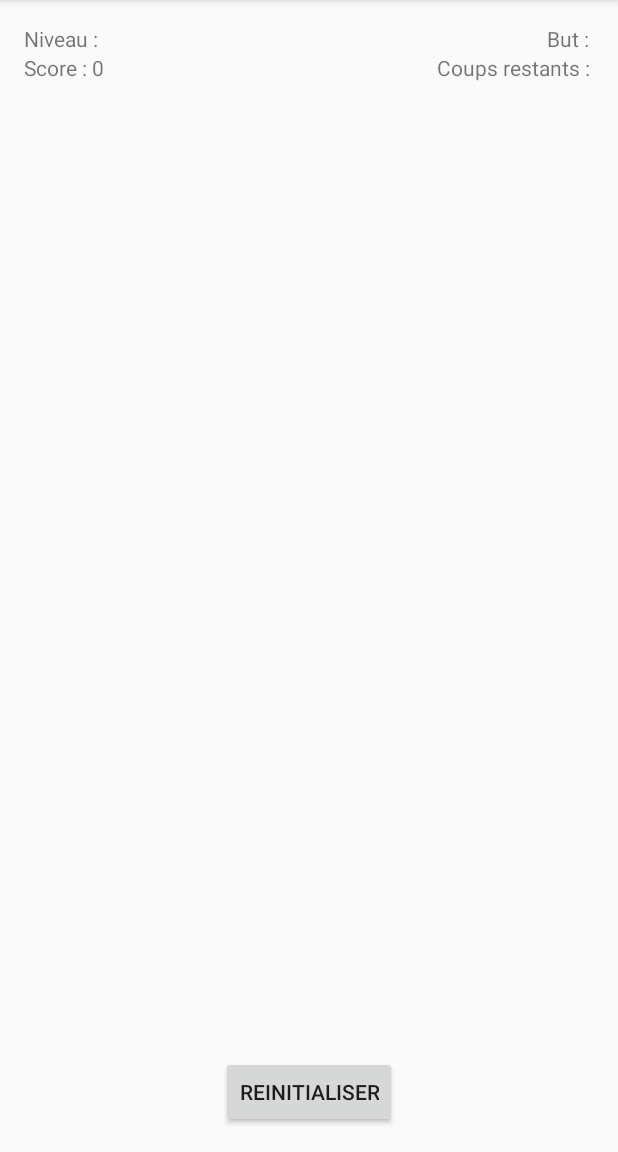
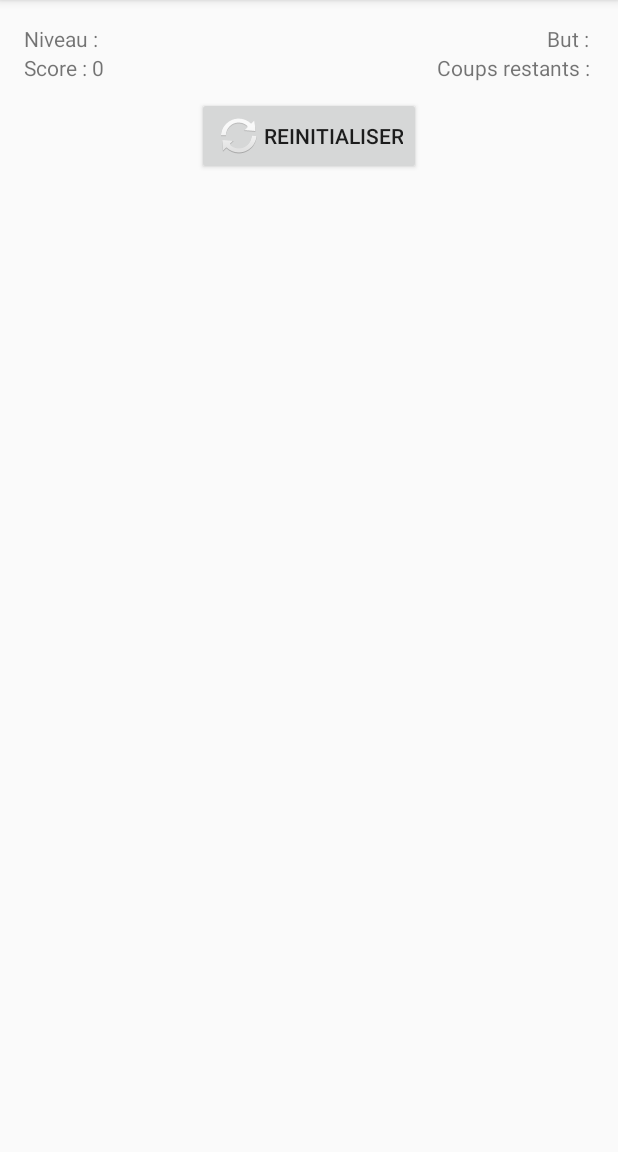
Before and after one commit to lyeskriaa/INF8405, an Android app: the Jeu screen opened directly, with no data from a screen before it, on a phone screen of 412 x 824 dp, the part 84-1236 px from its top. Run offline under Robolectric (Android 15) with nearby library versions, the phone set to English and light mode, and no system bars; 4 statements that could not run were skipped.

Commit message:
commit last changes of tp1

```diff
--- a/TP1_INF8405/app/src/main/java/com/example/lyeskriaa/tp1_inf8405/Jeu.java
+++ b/TP1_INF8405/app/src/main/java/com/example/lyeskriaa/tp1_inf8405/Jeu.java
@@ -21,7 +21,13 @@ import android.widget.GridLayout;
 import android.widget.ImageView;
 import android.widget.TextView;
 
-
+/**
+ * Cette classe est utilisée pour simuler un niveau de jeu (match-3)
+ * et s'occupe de la représentation graphique de la grille du jeu
+ * en utilisant le layout "activity_jeu"
+ * @author LyesKriaa
+ * @see android.app.Activity
+ */
 public class Jeu extends AppCompatActivity {
     @ColorInt public static final int PURPLE       = 0xFF660066;
     @ColorInt public static final int ORANGE      = 0xFFFFAE00;
@@ -44,9 +50,12 @@ public class Jeu extends AppCompatActivity {
     public final String BUT_INIT="But : ";
     public final String COUPS_RESTANTS_INIT="Coups restants : ";
 
-    public int counterLog =0;
-    public int counter =0;
 
+    /**
+     * Cette methode permet de créer et d'initialiser l'activité courante
+     * à partir du niveau séléctionné depuis la grille des niveaux
+     * @param savedInstanceState
+     */
     @Override
     protected void onCreate(Bundle savedInstanceState) {
         super.onCreate(savedInstanceState);
@@ -101,9 +110,12 @@ public class Jeu extends AppCompatActivity {
 
     }
 
+    /**
+     * L'activité init() est utilisée pour initialiser les affichages d'une partie
+     * ainsi que la reinitialisation de la grille de jeu au passage d'un niveau
+     * à l'autre depuis la même scène
+     */
     private void init(){
-
-
         // initialiser les textView
         score.setText(SCORE_INIT+"0");
         but.setText(BUT_INIT+log.getPointVoulu());
@@ -113,6 +125,13 @@ public class Jeu extends AppCompatActivity {
         dessinerGrilleJeu(log.getGrille(), gridJeu);
     }
 
+    /**
+     * Cette methode permet de parcourir la grille logique pour la traduire en grille graphique.
+     * Elle permet aussi de detecter le mouvement sur les cercles et gènere un évènement à gérer
+     * pour la partie logique.
+     * @param grilleLogique : la grille qui contient les valeurs des cercles
+     * @param gridJeu : la partie de la vue xml où on doit dessiner la grille avec les cercles
+     */
     private void dessinerGrilleJeu(int[][] grilleLogique, GridLayout gridJeu){
 
         gridJeu.removeAllViews();
@@ -140,6 +159,7 @@ public class Jeu extends AppCompatActivity {
             paint.setStyle(Paint.Style.FILL);
             paint.setColor(verifierCouleur(grilleLogique[r][c]));
 
+            // dessiner un cercle aux coordonnées (c,r)
             canvas.drawCircle(c+50,r+50,50,paint);
 
             oImageView.setImageDrawable(new BitmapDrawable(getResources(),tempBitmap));
@@ -154,6 +174,8 @@ public class Jeu extends AppCompatActivity {
 
             oImageView.setLayoutParams(param);
             oImageView.setOnTouchListener(new View.OnTouchListener() {
+                // si on détecte un toucher de l'écran
+                // et un mouvement des cercles
                 @Override
                 public boolean onTouch(View v, MotionEvent event) {
                     int action = MotionEventCompat.getActionMasked(event);
@@ -218,6 +240,12 @@ public class Jeu extends AppCompatActivity {
         }
     }
 
+    /**
+     * Cette methode permet d'assigner la bonne couleur au canvas
+     * selon la valeur de la couleur dans la grille logique
+     * @param i la couleur donnée dans la grille logique
+     * @return une valeur hexadécimale de la couleur correspondante
+     */
     private int verifierCouleur(int i) {
         int couleur = Color.BLACK;
         switch (i) {
@@ -249,6 +277,10 @@ public class Jeu extends AppCompatActivity {
 
     }
 
+    /**
+     * Cette methode permet de faire la séquence des événement
+     * de façon animée
+     */
     public void animer() {
         if(BLOCK_SWIPE){
             //Log.v("Jeu Block Swipe", " "+counterLog++ );
@@ -333,6 +365,11 @@ public class Jeu extends AppCompatActivity {
         }
     }
 
+    /**
+     * Cette methode permet de gérer l'appuis sur le bouton retour
+     * en plein dans une partie, pour demander la confirmation
+     * de l'utilisateur à vouloir quitter la partie
+     */
     @Override
     public void onBackPressed() {
         new AlertDialog.Builder(this)
--- a/TP1_INF8405/app/src/main/java/com/example/lyeskriaa/tp1_inf8405/Logique.java
+++ b/TP1_INF8405/app/src/main/java/com/example/lyeskriaa/tp1_inf8405/Logique.java
@@ -5,7 +5,7 @@ import android.support.annotation.Nullable;
 import java.util.Random;
 
 /**
- * La logique de jeu. Fonction et data permettant de jouer le jeu.
+ * Cette Classe représente la logique de jeu. Fonction et data permettant de jouer le jeu.
  * Created by Louise on 2017-01-24.
  */
 
@@ -36,10 +36,10 @@ public class Logique {
 
     @Nullable
     static public Logique creerPartie(int idNiveau) {
-        if (idNiveau == 1) return new Logique(idNiveau, 6, 800, 5, 8);//6  800
-        if (idNiveau == 2) return new Logique(idNiveau, 10, 1200, 6, 8);//10  1200
-        if (idNiveau == 3) return new Logique(idNiveau, 10, 1400, 7, 7);//10 1400
-        if (idNiveau == 4) return new Logique(idNiveau, 10, 1800, 8, 7);//10  1800
+        if (idNiveau == 1) return new Logique(idNiveau, 6, 800, 5, 8);
+        if (idNiveau == 2) return new Logique(idNiveau, 10, 1200, 6, 8);
+        if (idNiveau == 3) return new Logique(idNiveau, 10, 1400, 7, 7);
+        if (idNiveau == 4) return new Logique(idNiveau, 10, 1800, 8, 7);
         return null;
     }
 
@@ -53,6 +53,12 @@ public class Logique {
 
     }
 
+    /**
+     * Cette methode verifie la séquence des réactions apres un test valide de match
+     * ceci permet de traiter les cascades des cercles à cet issue.
+     * @return true s'il y a encore une reaction apres
+     *         false sinon
+     */
     public boolean prochaineReaction(){
         if (pret == false) return false;
 
@@ -229,6 +235,11 @@ public class Logique {
         }
     }
 
+    /**
+     * Cette methode permet de generer une valeur au hasard
+     * qui représente une couleur dans la grille logique
+     * @return une valeur int au hasard
+     */
     private int couleurAleatoire(){
         return this.rand.nextInt(NB_COULEUR) + 1;
     }
--- a/TP1_INF8405/app/src/main/res/layout/activity_jeu.xml
+++ b/TP1_INF8405/app/src/main/res/layout/activity_jeu.xml
@@ -1,5 +1,6 @@
 <?xml version="1.0" encoding="utf-8"?>
 <RelativeLayout xmlns:android="http://schemas.android.com/apk/res/android"
+    xmlns:app="http://schemas.android.com/apk/res-auto"
     xmlns:tools="http://schemas.android.com/tools"
     android:id="@+id/activity_jeu"
     android:layout_width="match_parent"
@@ -10,8 +11,53 @@
     android:paddingTop="@dimen/activity_vertical_margin"
     tools:context="com.example.lyeskriaa.tp1_inf8405.Jeu">
 
+    <ScrollView
+        android:layout_width="match_parent"
+        android:layout_height="match_parent"
+        android:layout_centerHorizontal="true"
+        >
+
+        <LinearLayout
+            android:layout_width="match_parent"
+            android:layout_height="wrap_content"
+            android:orientation="vertical">
+
+            <RelativeLayout
+                android:layout_width="match_parent"
+                android:layout_height="match_parent">
+
                 <TextView
-        android:layout_width="wrap_content"
+                    android:layout_width="fill_parent"
+                    android:layout_height="wrap_content"
+                    android:padding="0dp"
+                    android:inputType="textPersonName"
+                    android:ems="10"
+                    android:id="@+id/levelIdField"
+                    android:text="Niveau : "
+                    android:textSize="14sp"
+                    android:gravity="left|start"
+                    />
+
+                <TextView
+                    android:layout_width="fill_parent"
+                    android:layout_height="wrap_content"
+                    android:padding="0dp"
+                    android:inputType="textPersonName"
+                    android:text="But : "
+                    android:ems="10"
+                    android:gravity="right|end"
+                    android:id="@+id/targetField"
+                    android:textSize="14sp"
+                    />
+
+            </RelativeLayout>
+
+            <RelativeLayout
+                android:layout_width="match_parent"
+                android:layout_height="match_parent">
+
+                <TextView
+                    android:layout_width="fill_parent"
                     android:layout_height="wrap_content"
                     android:padding="0dp"
                     android:inputType="textPersonName"
@@ -19,64 +65,55 @@
                     android:ems="10"
                     android:id="@+id/scoreField"
                     android:textSize="14sp"
-        android:layout_below="@+id/levelIdField"
-        android:layout_alignParentStart="true" />
+                    android:gravity="left|start"
+                    />
 
                 <TextView
-        android:layout_width="wrap_content"
-        android:layout_height="wrap_content"
-        android:padding="0dp"
-        android:inputType="textPersonName"
-        android:text="But : "
-        android:ems="10"
-        android:layout_alignParentTop="true"
-        android:layout_alignParentEnd="true"
-        android:id="@+id/targetField"
-        android:textSize="14sp"
-        android:textAlignment="textEnd" />
-
-    <TextView
-        android:layout_width="wrap_content"
-        android:layout_height="wrap_content"
-        android:padding="0dp"
-        android:inputType="textPersonName"
-        android:ems="10"
-        android:id="@+id/levelIdField"
-        android:text="Niveau : "
-        android:textSize="14sp"
-        android:layout_alignParentTop="true"
-        android:layout_alignParentStart="true" />
-
-    <TextView
-        android:layout_width="wrap_content"
+                    android:layout_width="fill_parent"
                     android:layout_height="wrap_content"
                     android:padding="0dp"
                     android:inputType="textPersonName"
                     android:text="Coups restants : "
                     android:ems="10"
-        android:layout_below="@+id/targetField"
-        android:layout_alignParentEnd="true"
+                    android:gravity="right|end"
                     android:id="@+id/movesField"
                     android:textSize="14sp"
                     android:textAlignment="textEnd"/>
+
+                <Button
+                    android:text="Reinitialiser"
+                    android:layout_width="wrap_content"
+                    android:layout_height="wrap_content"
+                    android:id="@+id/reinitialiserBtn"
+                    android:layout_below="@+id/movesField"
+                    android:layout_marginTop="10dp"
+                    android:layout_alignParentBottom="true"
+                    android:layout_centerHorizontal="true"
+                    android:drawableLeft="@android:drawable/ic_popup_sync"
+                    />
+
+            </RelativeLayout>
+
+            <RelativeLayout
+                android:layout_width="match_parent"
+                android:layout_height="match_parent">
 
                 <GridLayout
                     android:layout_width="match_parent"
                     android:layout_height="wrap_content"
                     android:id="@+id/gridLayoutJeu"
-        android:layout_below="@+id/movesField"
-        android:layout_marginTop="60dp"
+                    android:layout_marginTop="15dp"
+                    android:layout_centerVertical="true"
+                    android:layout_centerHorizontal="true"
                     >
 
                 </GridLayout>
 
-    <Button
-        android:text="Reinitialiser"
-        android:layout_width="wrap_content"
-        android:layout_height="wrap_content"
-        android:layout_alignParentBottom="true"
-        android:layout_centerHorizontal="true"
-        android:id="@+id/reinitialiserBtn" />
-
 
             </RelativeLayout>
+
+        </LinearLayout>
+
+    </ScrollView>
+
+</RelativeLayout>
```
Also changed, not shown: TP1_INF8405/app/src/main/java/com/example/lyeskriaa/tp1_inf8405/AnimationThread.java (deleted, +0 -25 lines), TP1_INF8405/app/src/main/java/com/example/lyeskriaa/tp1_inf8405/MenuPrincipal.java (+22 -4 lines), TP1_INF8405/app/src/main/java/com/example/lyeskriaa/tp1_inf8405/ReglesJeu.java (+13 -16 lines), TP1_INF8405/app/src/main/res/layout/activity_menu_principal.xml (+17 -5 lines), TP1_INF8405/app/src/main/res/mipmap-hdpi/reinitialiser.png (added), TP1_INF8405/app/src/main/res/mipmap-mdpi/reinitialiser.png (added), TP1_INF8405/app/src/main/res/mipmap-xhdpi/reinitialiser.png (added), TP1_INF8405/app/src/main/res/mipmap-xxhdpi/reinitialiser.png (added), TP1_INF8405/app/src/main/res/mipmap-xxxhdpi/reinitialiser.png (added). Lines whose indentation alone changed are shown as unchanged.
